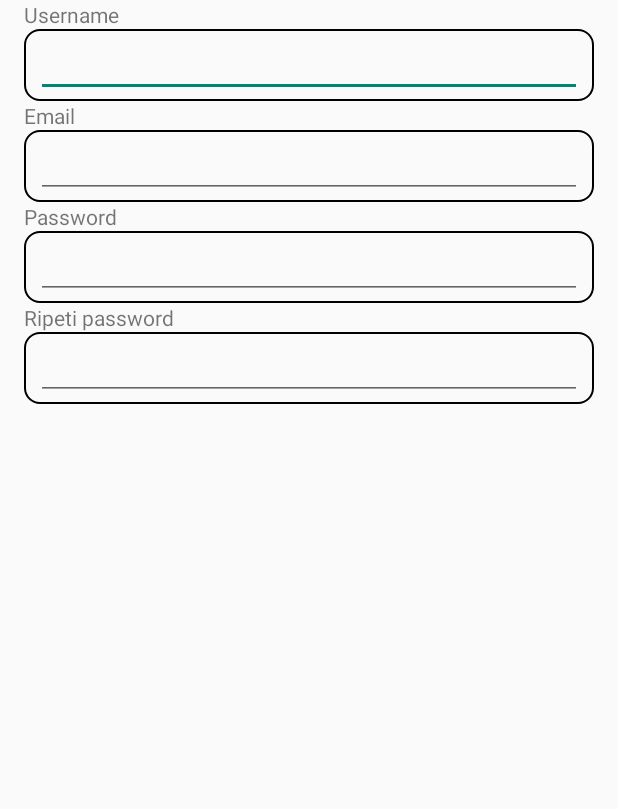
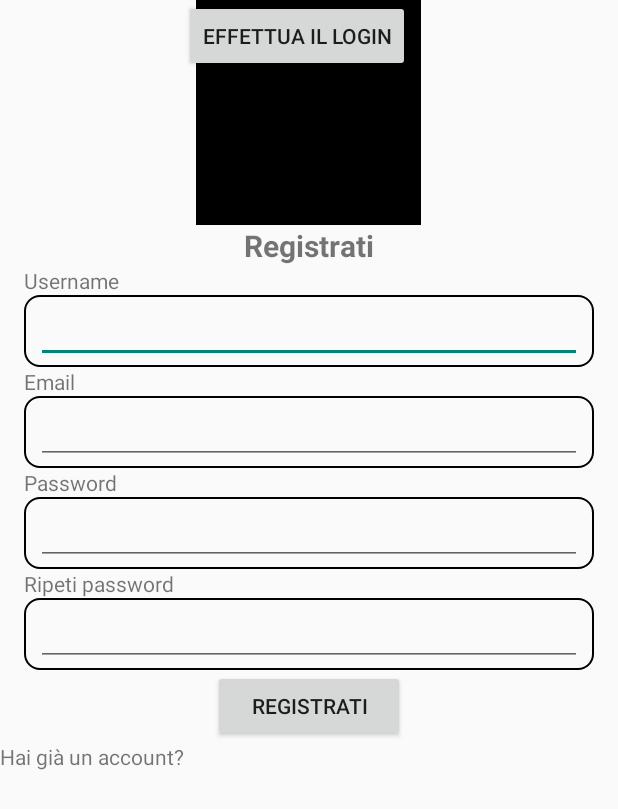
Before and after one commit to RodriMont/yourtask, an Android app: the screen it shows after launch (SignUpActivity), on a phone screen of 412 x 824 dp. Shown: the top 809 px of the screen. Run offline under Robolectric (Android 15) with nearby library versions, the phone set to English and light mode, and no system bars.

Commit message:
Aggiunti pulsante registrati e immagine temporanea

```diff
--- a/app/app/src/main/res/layout/activity_sign_up.xml
+++ b/app/app/src/main/res/layout/activity_sign_up.xml
@@ -6,11 +6,29 @@
     android:layout_height="match_parent"
     tools:context=".SignUpActivity">
 
+    <ImageView
+        android:id="@+id/signup_logo"
+        android:layout_width="150dp"
+        android:layout_height="150dp"
+        android:background="@color/black"
+        android:layout_centerHorizontal="true"/>
+
+    <TextView
+        android:id="@+id/signup_title"
+        android:layout_width="wrap_content"
+        android:layout_height="wrap_content"
+        android:layout_below="@id/signup_logo"
+        android:layout_centerHorizontal="true"
+        android:textSize="20sp"
+        android:textStyle="bold"
+        android:text="Registrati"/>
+
     <!-- Username -->
     <TextView
         android:id="@+id/signup_username_label"
         android:layout_width="wrap_content"
         android:layout_height="wrap_content"
+        android:layout_below="@id/signup_title"
         android:layout_marginStart="16dp"
         android:text="Username"/>
 
@@ -109,4 +127,25 @@
         android:layout_marginStart="24dp"
         android:layout_marginEnd="24dp"/>
 
+    <Button
+        android:id="@+id/signup_button"
+        android:layout_width="128dp"
+        android:layout_height="wrap_content"
+        android:layout_below="@id/signup_repeat_password_shape"
+        android:layout_centerHorizontal="true"
+        android:text="Registrati"/>
+
+    <TextView
+        android:id="@+id/signup_arleady_signed_label"
+        android:layout_width="wrap_content"
+        android:layout_height="wrap_content"
+        android:layout_below="@id/signup_button"
+        android:text="Hai già un account?"/>
+
+    <Button
+        android:id="@+id/signup_arleady_signed_button"
+        android:layout_width="wrap_content"
+        android:layout_height="wrap_content"
+        android:layout_toRightOf="@id/signup_arleady_signed_label"
+        android:text="Effettua il login"/>
 </RelativeLayout>
```
